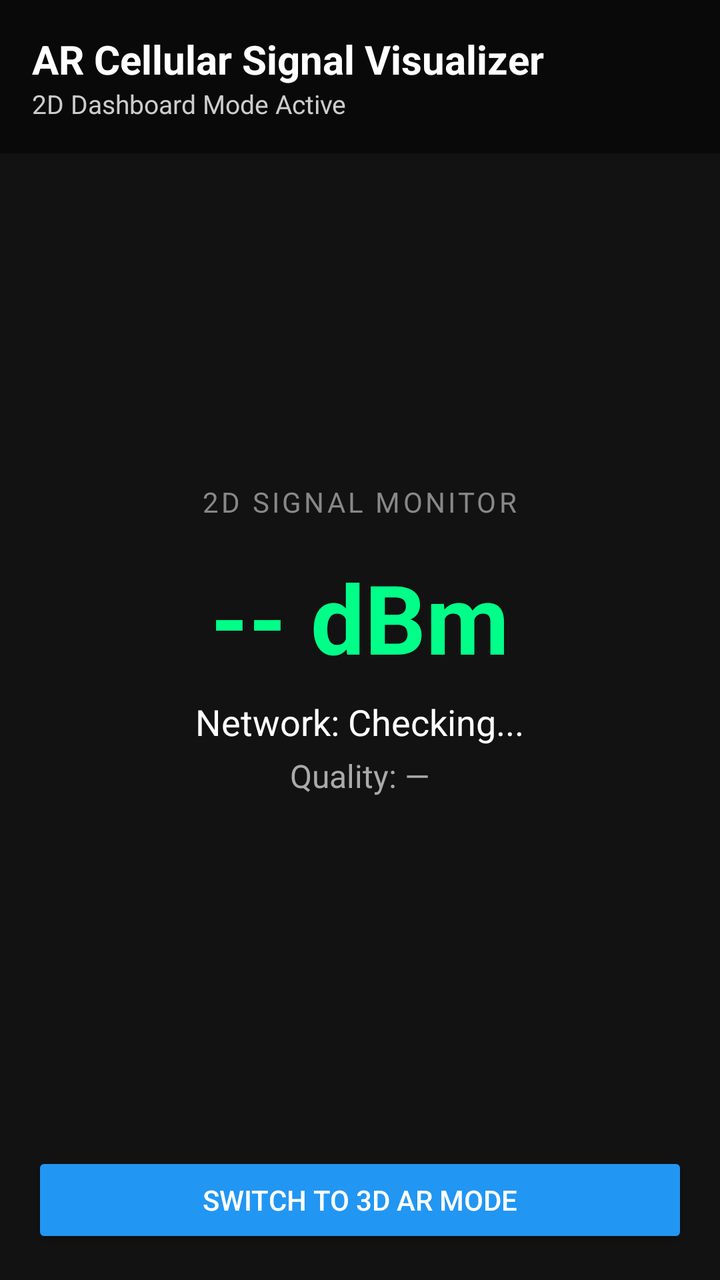
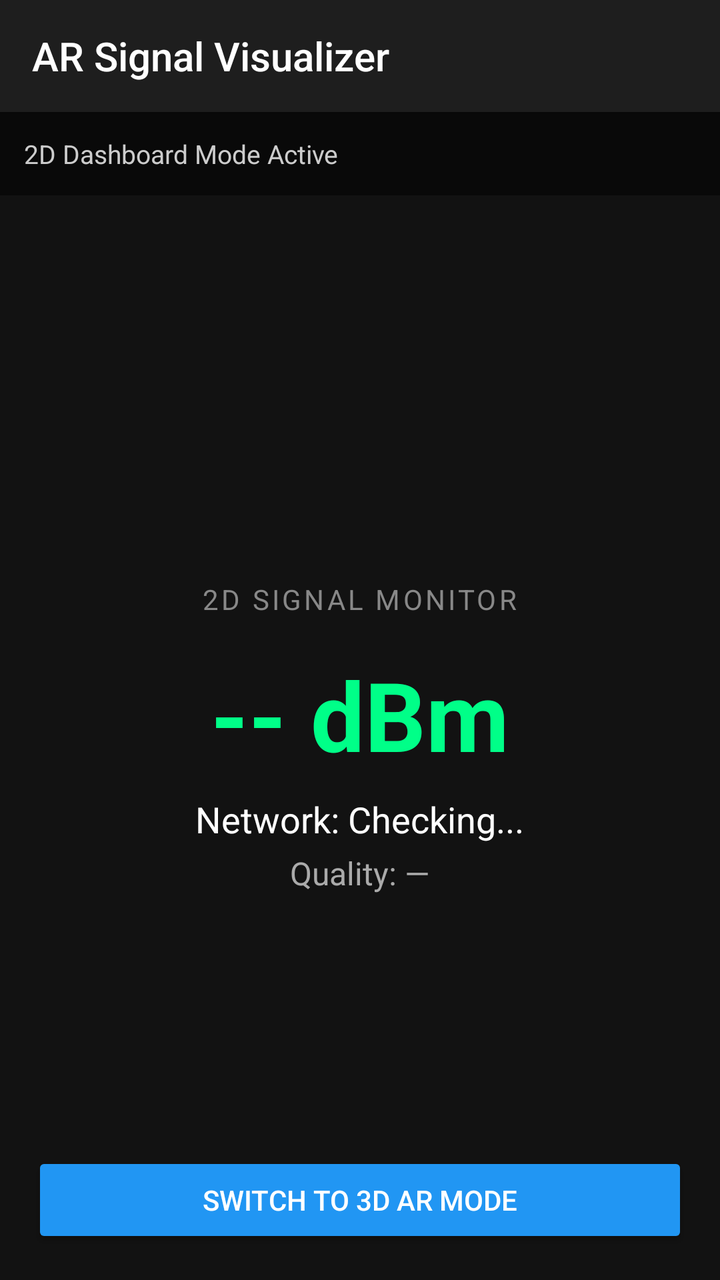

Two renders of the same Android screen: before a commit and after it. Below are the layout's source before the change and the commit's diff.
<!-- AndroidManifest.xml: application theme Theme.AppCompat.NoActionBar -->
<!-- res/layout/activity_main.xml -->
<?xml version="1.0" encoding="utf-8"?>
<RelativeLayout xmlns:android="http://schemas.android.com/apk/res/android"
    android:layout_width="match_parent"
    android:layout_height="match_parent"
    android:background="#121212">

    
    <FrameLayout
        android:id="@+id/arContainer"
        android:layout_width="match_parent"
        android:layout_height="match_parent"
        android:visibility="gone" />

    
    <LinearLayout
        android:id="@+id/container2D"
        android:layout_width="match_parent"
        android:layout_height="match_parent"
        android:gravity="center"
        android:orientation="vertical"
        android:padding="24dp"
        android:visibility="visible">

        <TextView
            android:layout_width="wrap_content"
            android:layout_height="wrap_content"
            android:letterSpacing="0.1"
            android:text="2D SIGNAL MONITOR"
            android:textColor="#888888"
            android:textSize="14sp" />

        <TextView
            android:id="@+id/signalText2D"
            android:layout_width="wrap_content"
            android:layout_height="wrap_content"
            android:layout_marginTop="16dp"
            android:text="-- dBm"
            android:textColor="#00FF88"
            android:textSize="48sp"
            android:textStyle="bold" />

        <TextView
            android:id="@+id/networkText2D"
            android:layout_width="wrap_content"
            android:layout_height="wrap_content"
            android:layout_marginTop="8dp"
            android:text="Network: Checking..."
            android:textColor="#FFFFFF"
            android:textSize="18sp" />

        <TextView
            android:id="@+id/qualityText2D"
            android:layout_width="wrap_content"
            android:layout_height="wrap_content"
            android:layout_marginTop="4dp"
            android:text="Quality: —"
            android:textColor="#AAAAAA"
            android:textSize="16sp" />

    </LinearLayout>

    
    <LinearLayout
        android:layout_width="match_parent"
        android:layout_height="wrap_content"
        android:background="#80000000"
        android:orientation="vertical"
        android:padding="16dp">

        <TextView
            android:layout_width="wrap_content"
            android:layout_height="wrap_content"
            android:text="AR Cellular Signal Visualizer"
            android:textColor="#FFFFFF"
            android:textSize="20sp"
            android:textStyle="bold" />

        <TextView
            android:id="@+id/statusText"
            android:layout_width="wrap_content"
            android:layout_height="wrap_content"
            android:text="2D Dashboard Mode Active"
            android:textColor="#CCCCCC"
            android:textSize="13sp" />
    </LinearLayout>

    
    <LinearLayout
        android:id="@+id/arOverlayCard"
        android:layout_width="match_parent"
        android:layout_height="wrap_content"
        android:layout_above="@id/modeSwitchButton"
        android:layout_margin="16dp"
        android:background="#CC1E1E1E"
        android:orientation="vertical"
        android:padding="16dp"
        android:visibility="gone">

        <TextView
            android:id="@+id/signalText"
            android:layout_width="wrap_content"
            android:layout_height="wrap_content"
            android:text="-- dBm"
            android:textColor="#00FF88"
            android:textSize="36sp"
            android:textStyle="bold" />

        <TextView
            android:id="@+id/networkText"
            android:layout_width="wrap_content"
            android:layout_height="wrap_content"
            android:text="Network: --"
            android:textColor="#FFFFFF"
            android:textSize="16sp" />

        <TextView
            android:id="@+id/qualityText"
            android:layout_width="wrap_content"
            android:layout_height="wrap_content"
            android:text="Quality: --"
            android:textColor="#AAAAAA"
            android:textSize="14sp" />
    </LinearLayout>

    
    <Button
        android:id="@+id/modeSwitchButton"
        android:layout_width="match_parent"
        android:layout_height="wrap_content"
        android:layout_alignParentBottom="true"
        android:layout_margin="16dp"
        android:backgroundTint="#2196F3"
        android:text="SWITCH TO 3D AR MODE"
        android:textColor="#FFFFFF" />

    
    <Button
        android:id="@+id/permissionButton"
        android:layout_width="wrap_content"
        android:layout_height="wrap_content"
        android:layout_centerInParent="true"
        android:text="Grant Permissions"
        android:visibility="gone" />

</RelativeLayout>
<!-- resources referenced by this layout -->
<resources>

</resources>

<!-- the commit's change to res/layout/activity_main.xml (unified diff, before → after) -->
@@ -1,14 +1,46 @@
 <?xml version="1.0" encoding="utf-8"?>
 <RelativeLayout xmlns:android="http://schemas.android.com/apk/res/android"
+    xmlns:app="http://schemas.android.com/apk/res-auto"
     android:layout_width="match_parent"
     android:layout_height="match_parent"
     android:background="#121212">
+
+    
+    <androidx.appcompat.widget.Toolbar
+        android:id="@+id/toolbar"
+        android:layout_width="match_parent"
+        android:layout_height="?attr/actionBarSize"
+        android:layout_alignParentTop="true"
+        android:background="#1E1E1E"
+        android:elevation="4dp"
+        app:title="AR Signal Visualizer"
+        app:titleTextColor="#FFFFFF" />
+
+    
+    <LinearLayout
+        android:id="@+id/headerLayout"
+        android:layout_width="match_parent"
+        android:layout_height="wrap_content"
+        android:layout_below="@id/toolbar"
+        android:background="#80000000"
+        android:orientation="vertical"
+        android:padding="12dp">
+
+        <TextView
+            android:id="@+id/statusText"
+            android:layout_width="wrap_content"
+            android:layout_height="wrap_content"
+            android:text="2D Dashboard Mode Active"
+            android:textColor="#CCCCCC"
+            android:textSize="13sp" />
+    </LinearLayout>
 
     
     <FrameLayout
         android:id="@+id/arContainer"
         android:layout_width="match_parent"
         android:layout_height="match_parent"
+        android:layout_below="@id/headerLayout"
         android:visibility="gone" />
 
     
@@ -16,6 +48,7 @@
         android:id="@+id/container2D"
         android:layout_width="match_parent"
         android:layout_height="match_parent"
+        android:layout_below="@id/headerLayout"
         android:gravity="center"
         android:orientation="vertical"
         android:padding="24dp"
@@ -57,31 +90,6 @@
             android:textColor="#AAAAAA"
             android:textSize="16sp" />
 
-    </LinearLayout>
-
-    
-    <LinearLayout
-        android:layout_width="match_parent"
-        android:layout_height="wrap_content"
-        android:background="#80000000"
-        android:orientation="vertical"
-        android:padding="16dp">
-
-        <TextView
-            android:layout_width="wrap_content"
-            android:layout_height="wrap_content"
-            android:text="AR Cellular Signal Visualizer"
-            android:textColor="#FFFFFF"
-            android:textSize="20sp"
-            android:textStyle="bold" />
-
-        <TextView
-            android:id="@+id/statusText"
-            android:layout_width="wrap_content"
-            android:layout_height="wrap_content"
-            android:text="2D Dashboard Mode Active"
-            android:textColor="#CCCCCC"
-            android:textSize="13sp" />
     </LinearLayout>
 
     
